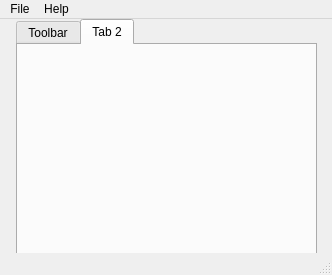
First picture: the form in icewm_prefs.ui, repository jholt0147/icewm_prefs, before the edit.
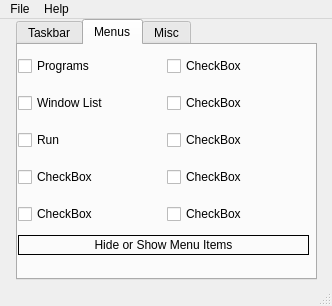
Second picture: the form after the edit. The open tabs and pages were chosen to show the change.

The edit to the form file:
```diff
--- a/icewm_prefs.ui
+++ b/icewm_prefs.ui
@@ -7,7 +7,7 @@
     <x>0</x>
     <y>0</y>
     <width>332</width>
-    <height>275</height>
+    <height>306</height>
    </rect>
   </property>
   <property name="windowTitle">
@@ -20,12 +20,12 @@
       <x>16</x>
       <y>0</y>
       <width>301</width>
-      <height>241</height>
+      <height>261</height>
      </rect>
     </property>
     <widget class="QWidget" name="tab">
      <attribute name="title">
-      <string>Toolbar</string>
+      <string>Taskbar</string>
      </attribute>
      <widget class="QWidget" name="layoutWidget">
       <property name="geometry">
@@ -152,8 +152,144 @@
     </widget>
     <widget class="QWidget" name="tab_2">
      <attribute name="title">
-      <string>Tab 2</string>
+      <string>Menus</string>
      </attribute>
+     <widget class="QWidget" name="layoutWidget">
+      <property name="geometry">
+       <rect>
+        <x>0</x>
+        <y>0</y>
+        <width>291</width>
+        <height>191</height>
+       </rect>
+      </property>
+      <layout class="QHBoxLayout" name="horizontalLayout">
+       <item>
+        <layout class="QVBoxLayout" name="verticalLayout_4">
+         <item>
+          <widget class="QCheckBox" name="checkBoxProg">
+           <property name="text">
+            <string>Programs</string>
+           </property>
+          </widget>
+         </item>
+         <item>
+          <widget class="QCheckBox" name="checkBoxWinList2">
+           <property name="text">
+            <string>Window List</string>
+           </property>
+          </widget>
+         </item>
+         <item>
+          <widget class="QCheckBox" name="checkBoxRun">
+           <property name="text">
+            <string>Run</string>
+           </property>
+          </widget>
+         </item>
+         <item>
+          <widget class="QCheckBox" name="checkBox_5">
+           <property name="text">
+            <string>CheckBox</string>
+           </property>
+          </widget>
+         </item>
+         <item>
+          <widget class="QCheckBox" name="checkBox_6">
+           <property name="text">
+            <string>CheckBox</string>
+           </property>
+          </widget>
+         </item>
+        </layout>
+       </item>
+       <item>
+        <layout class="QVBoxLayout" name="verticalLayout_3">
+         <item>
+          <widget class="QCheckBox" name="checkBox_10">
+           <property name="text">
+            <string>CheckBox</string>
+           </property>
+          </widget>
+         </item>
+         <item>
+          <widget class="QCheckBox" name="checkBox_9">
+           <property name="text">
+            <string>CheckBox</string>
+           </property>
+          </widget>
+         </item>
+         <item>
+          <widget class="QCheckBox" name="checkBox_4">
+           <property name="text">
+            <string>CheckBox</string>
+           </property>
+          </widget>
+         </item>
+         <item>
+          <widget class="QCheckBox" name="checkBox_8">
+           <property name="text">
+            <string>CheckBox</string>
+           </property>
+          </widget>
+         </item>
+         <item>
+          <widget class="QCheckBox" name="checkBox_7">
+           <property name="text">
+            <string>CheckBox</string>
+           </property>
+          </widget>
+         </item>
+        </layout>
+       </item>
+      </layout>
+     </widget>
+     <widget class="QLabel" name="labelMenu">
+      <property name="geometry">
+       <rect>
+        <x>0</x>
+        <y>190</y>
+        <width>291</width>
+        <height>20</height>
+       </rect>
+      </property>
+      <property name="frameShape">
+       <enum>QFrame::Box</enum>
+      </property>
+      <property name="text">
+       <string>Hide or Show Menu Items</string>
+      </property>
+      <property name="alignment">
+       <set>Qt::AlignCenter</set>
+      </property>
+     </widget>
+    </widget>
+    <widget class="QWidget" name="tab_3">
+     <attribute name="title">
+      <string>Misc</string>
+     </attribute>
+     <widget class="QWidget" name="layoutWidget">
+      <property name="geometry">
+       <rect>
+        <x>0</x>
+        <y>10</y>
+        <width>195</width>
+        <height>25</height>
+       </rect>
+      </property>
+      <layout class="QHBoxLayout" name="horizontalLayout_2">
+       <item>
+        <widget class="QLabel" name="labelRun">
+         <property name="text">
+          <string>Run Command</string>
+         </property>
+        </widget>
+       </item>
+       <item>
+        <widget class="QLineEdit" name="lineEditRun"/>
+       </item>
+      </layout>
+     </widget>
     </widget>
    </widget>
   </widget>
```
Left out of the diff: 52 changed lines with no effect on the pictures.
